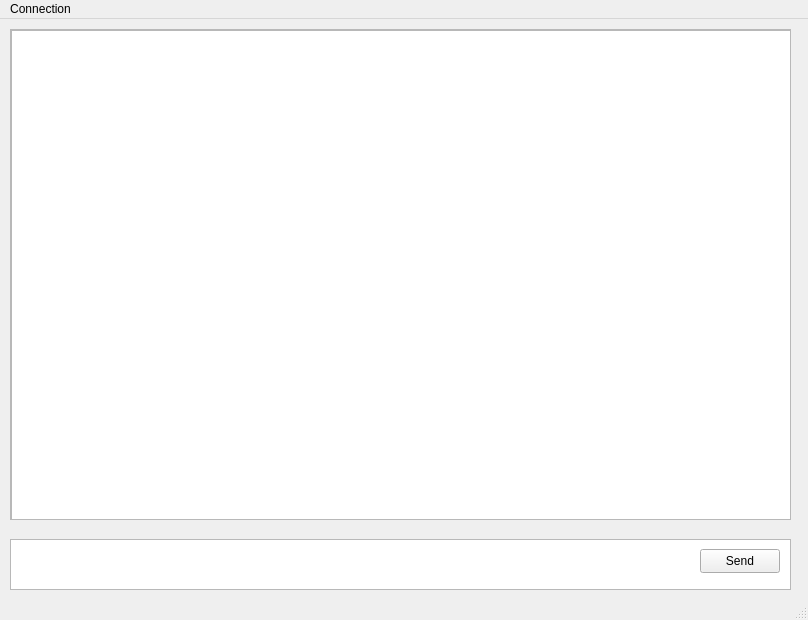
Before: the Qt Designer form Harmony/mainwindow.ui in harun-ibram/harmony, drawn with Qt 5.
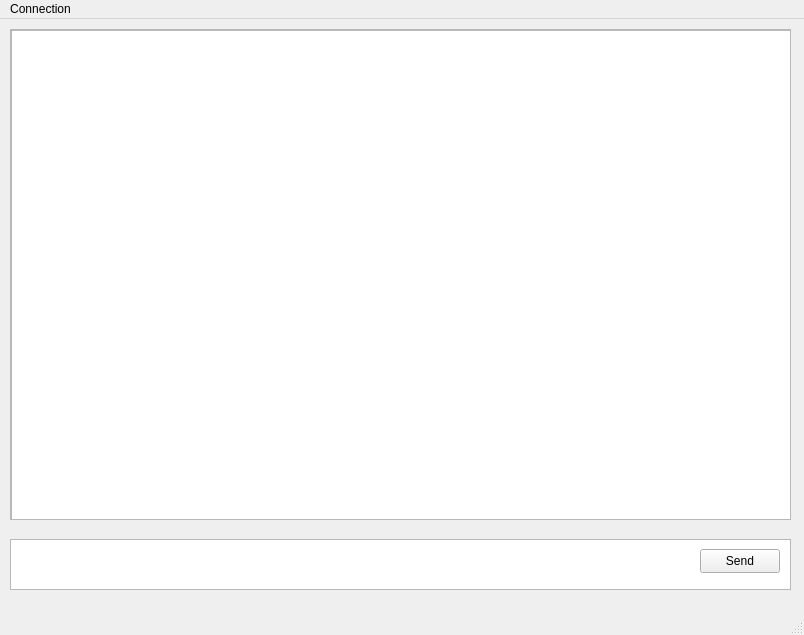
After: the same form once the commit is applied. Icons and pictures are not drawn.

Commit message: Add TCP connection UI and logic.

What changed in the file:
```diff
--- a/Harmony/mainwindow.ui
+++ b/Harmony/mainwindow.ui
@@ -6,8 +6,8 @@
    <rect>
     <x>0</x>
     <y>0</y>
-    <width>808</width>
-    <height>620</height>
+    <width>804</width>
+    <height>635</height>
    </rect>
   </property>
   <property name="mouseTracking">
@@ -95,7 +95,7 @@
     <rect>
      <x>0</x>
      <y>0</y>
-     <width>808</width>
+     <width>804</width>
      <height>21</height>
     </rect>
    </property>
```
Left out of the diff: 15 changed lines with no effect on the pictures. The commit also changes 6 other files.
